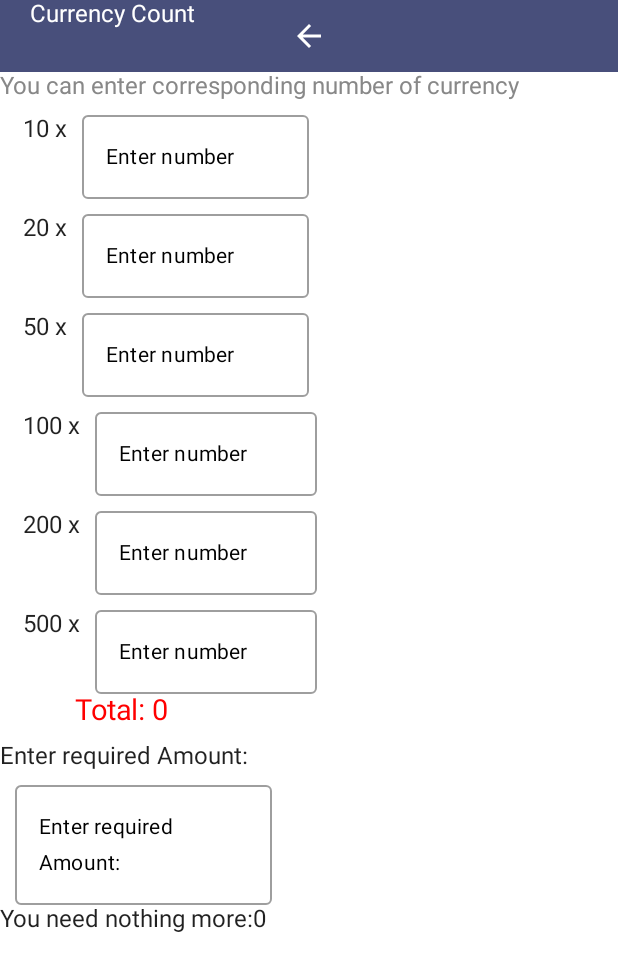
After one commit to abhilashmullakkara/RealtimeDataNew, an Android app built with Jetpack Compose: the CurrencyCountScreen screen opened through its navigation route, on a phone screen of 412 x 824 dp. The commit adds this screen. Shown: the top 971 px of the screen. Run offline under Robolectric (Android 15) with nearby library versions, the phone set to English and light mode, and no system bars.

```diff
--- a/app/build.gradle
+++ b/app/build.gradle
@@ -91,8 +91,8 @@ dependencies {
     def coroutine_version = "1.5.4"
     implementation "org.jetbrains.kotlinx:kotlinx-coroutines-core:$coroutine_version"
     implementation "androidx.navigation:navigation-compose"
-    def nav_version = "2.5.3"
-    implementation 'com.google.firebase:firebase-database:20.2.1'
+    def nav_version = "2.6.0"
+    implementation 'com.google.firebase:firebase-database:20.2.2'
     implementation 'com.google.firebase:firebase-core:21.1.1'
 
 
--- a/app/src/main/java/com/abhilash/livedata/ui/theme/MenuScreen.kt
+++ b/app/src/main/java/com/abhilash/livedata/ui/theme/MenuScreen.kt
@@ -213,6 +213,37 @@ fun MenuScreen(navController: NavController) {
                         Text("DELETE ALL", color = Color.White, fontSize = 20.sp)
                     }
                 }
+                //Utility functions
+                Card(
+                    modifier = Modifier
+                        .fillMaxWidth()
+                        .padding(10.dp)
+                        .height(100.dp), // Adjust the height as needed
+                    backgroundColor = Color.White,
+                    shape= CircleShape,
+                    elevation = 5.dp
+                ) {
+                    TextButton(onClick = {
+                        navController.navigate("CurrencyCountScreen")
+                    }) {
+                        Text("Currency Count ", color = Color.Blue, fontSize = 20.sp)
+                    }
+                }
+                Card(
+                    modifier = Modifier
+                        .fillMaxWidth()
+                        .padding(10.dp)
+                        .height(100.dp), // Adjust the height as needed
+                    backgroundColor = Color.White,
+                    shape= CircleShape,
+                    elevation = 5.dp
+                ) {
+                    TextButton(onClick = {
+                        navController.navigate("FareTableScreen")
+                    }) {
+                        Text("Fare Tables ", color = Color.Blue, fontSize = 20.sp)
+                    }
+                }
 
             }
 
--- a/app/src/main/java/com/abhilash/livedata/ui/theme/ScreenManager.kt
+++ b/app/src/main/java/com/abhilash/livedata/ui/theme/ScreenManager.kt
@@ -12,6 +12,8 @@ import com.abhilash.livedata.ui.theme.userdatabase.AddDutyDiaryScreen
 import com.abhilash.livedata.ui.theme.userdatabase.DeleteAllRecordScreen
 import com.abhilash.livedata.ui.theme.userdatabase.DeleteRecordScreen
 import com.abhilash.livedata.ui.theme.userdatabase.ViewDiaryScreen
+import com.abhilash.livedata.ui.theme.utility.CurrencyCountScreen
+import com.abhilash.livedata.ui.theme.utility.FareTableScreen
 
 @RequiresApi(Build.VERSION_CODES.M)
 @Composable
@@ -61,7 +63,15 @@ fun ScreenManager(){
            FindMyBusScreen(navController)
         }
         composable("UpdateDutyDiaryScreen"){
-            UpdateDutyDiaryScreen(navController)
+            if (Build.VERSION.SDK_INT >= Build.VERSION_CODES.O) {
+                UpdateDutyDiaryScreen(navController)
+            }
+        }
+        composable("CurrencyCountScreen"){
+            CurrencyCountScreen(navController)
+        }
+        composable("FareTableScreen"){
+            FareTableScreen(navController)
         }
     }
 }
--- /dev/null
+++ b/app/src/main/java/com/abhilash/livedata/ui/theme/utility/CurrencyCountScreen.kt
@@ -0,0 +1,187 @@
+package com.abhilash.livedata.ui.theme.utility
+
+import androidx.compose.foundation.layout.Column
+import androidx.compose.foundation.layout.Row
+import androidx.compose.foundation.layout.Spacer
+import androidx.compose.foundation.layout.fillMaxWidth
+import androidx.compose.foundation.layout.height
+import androidx.compose.foundation.layout.padding
+import androidx.compose.foundation.rememberScrollState
+import androidx.compose.foundation.text.KeyboardOptions
+import androidx.compose.foundation.verticalScroll
+import androidx.compose.material.Icon
+import androidx.compose.material.IconButton
+import androidx.compose.material.OutlinedTextField
+import androidx.compose.material.Surface
+import androidx.compose.material.Text
+import androidx.compose.material.icons.Icons
+import androidx.compose.material.icons.outlined.ArrowBack
+import androidx.compose.runtime.Composable
+import androidx.compose.runtime.getValue
+import androidx.compose.runtime.mutableStateOf
+import androidx.compose.runtime.saveable.rememberSaveable
+import androidx.compose.runtime.setValue
+import androidx.compose.ui.Modifier
+import androidx.compose.ui.graphics.Color
+import androidx.compose.ui.text.input.KeyboardType
+import androidx.compose.ui.unit.dp
+import androidx.compose.ui.unit.sp
+import androidx.navigation.NavController
+
+@Composable
+fun CurrencyCountScreen(navController: NavController){
+    Surface(color = Color.White) {
+        var grandTotal by rememberSaveable { mutableStateOf(0) }
+        var reqiredAmont by rememberSaveable { mutableStateOf(0) }
+        Column {
+            Surface(color = Color(0xFF484F7B)) {
+
+
+                IconButton(onClick = {
+                    navController.popBackStack()
+                }, modifier = Modifier.fillMaxWidth())
+                {
+                    Icon(
+                        imageVector = Icons.Outlined.ArrowBack,
+                        contentDescription = "Arrow",
+                        tint = Color.White
+                    )
+                }
+                Text(
+                    "Currency Count",
+                    color = Color.White,
+                    modifier = Modifier.padding(start = 20.dp)
+                )
+            }
+            Text("You can enter corresponding number of currency", color = Color.Gray)
+            val scroll = rememberScrollState()
+            Column(modifier = Modifier.verticalScroll(scroll)) {
+
+
+            Spacer(modifier = Modifier.height(10.dp))
+            grandTotal = currencyRead(currencyType = 10)
+            Spacer(modifier = Modifier.height(10.dp))
+            grandTotal += currencyRead(currencyType = 20)
+            Spacer(modifier = Modifier.height(10.dp))
+            grandTotal += currencyRead(currencyType = 50)
+            Spacer(modifier = Modifier.height(10.dp))
+            grandTotal += currencyRead(currencyType = 100)
+            Spacer(modifier = Modifier.height(10.dp))
+            grandTotal += currencyRead(currencyType = 200)
+            Spacer(modifier = Modifier.height(10.dp))
+            grandTotal += currencyRead(currencyType = 500)
+
+
+            //Total
+            Text(
+                "Total: $grandTotal",
+                fontSize = 19.sp,
+                color = Color.Red, modifier = Modifier.padding(start = 50.dp)
+            )
+                Spacer(modifier = Modifier.height(10.dp))
+                Text(text = "Enter required Amount:")
+                Spacer(modifier = Modifier.height(10.dp))
+                reqiredAmont=requiredAmt(rAmount = grandTotal)
+                if (reqiredAmont==0){
+                    Text(text = "You need nothing more:$reqiredAmont")
+                }
+                else if(reqiredAmont<0)
+                {
+                    Text(text = "Amount of ₹:${reqiredAmont * -1} require more")
+
+                }
+                else {
+                    Text("Excess Amount of ₹: $reqiredAmont")
+                }
+
+
+        }
+
+        }
+    }
+}
+@Composable
+fun currencyRead(currencyType:Int): Int {
+    var currency by rememberSaveable { mutableStateOf("") }
+    Row(modifier = Modifier.padding(start=15.dp)) {
+
+        Text("$currencyType x")
+        OutlinedTextField (
+            value = currency,
+            singleLine = true,
+            //shape = RoundedCornerShape(80),
+            keyboardOptions = KeyboardOptions.Default.copy(keyboardType = KeyboardType.Number),
+            onValueChange = { it ->
+                val filteredInput = it.filter { it.isDigit() || it == '.' }
+                // Make sure there's no more than one dot in the input
+                currency = filteredInput.replace("..", ".")
+            },
+            modifier = Modifier
+                .fillMaxWidth(0.44f)
+                .padding(start = 10.dp),
+            placeholder = {
+                Text(
+                    text = "Enter number",
+                    color = Color.Black,
+                    fontSize = 14.sp
+                )
+            },
+        )
+
+    }
+
+    return if (currency.isNotBlank() && currency != ".") {
+        try {
+            // Parse the input currency string to a Double value
+            val currencyValue = currency.toDouble()
+            // Perform the multiplication and return the result as an integer
+            (currencyValue * currencyType).toInt()
+        } catch (e: NumberFormatException) {
+            // Handle invalid input (e.g., non-numeric characters, multiple dots)
+            0
+        }
+    } else {
+        0
+    }
+
+}
+@Composable
+fun requiredAmt(rAmount:Int):Int{
+    var reqAmount by rememberSaveable { mutableStateOf("") }
+    OutlinedTextField (
+        value = reqAmount,
+        singleLine = true,
+        //shape = RoundedCornerShape(80),
+        keyboardOptions = KeyboardOptions.Default.copy(keyboardType = KeyboardType.Number),
+        onValueChange = { it ->
+            val filteredInput = it.filter { it.isDigit() || it == '.' }
+            // Make sure there's no more than one dot in the input
+            reqAmount = filteredInput.replace("..", ".")
+        },
+        modifier = Modifier
+            .fillMaxWidth(0.44f)
+            .padding(start = 10.dp),
+        placeholder = {
+            Text(
+                text = "Enter required Amount:",
+                color = Color.Black,
+                fontSize = 14.sp
+            )
+        },
+    )
+    return if (reqAmount.isNotBlank() && reqAmount != ".") {
+        try {
+            // Parse the input currency string to a Double value
+            val currencyValue = reqAmount.toDouble()
+            // Perform the multiplication and return the result as an integer
+            currencyValue .toInt()
+            (currencyValue - rAmount).toInt()
+        } catch (e: NumberFormatException) {
+            // Handle invalid input (e.g., non-numeric characters, multiple dots)
+            0
+        }
+    } else {
+        0
+    }
+
+}
--- a/build.gradle
+++ b/build.gradle
@@ -2,6 +2,7 @@ buildscript {
     ext {
         compose_ui_version = '1.4.3'
         kotlin_version = '1.7.0'//1.8.21
+        compose_version = '1.0.4'
     }
     dependencies {
         classpath 'com.google.gms:google-services:4.3.15'
```
Also changed, not shown: app/src/main/AndroidManifest.xml (+13 -0 lines), app/src/main/java/com/abhilash/livedata/ui/theme/utility/FareTableScreen.kt (added, +237 -0 lines), app/src/main/res/xml/file_paths.xml (added, +7 -0 lines).
